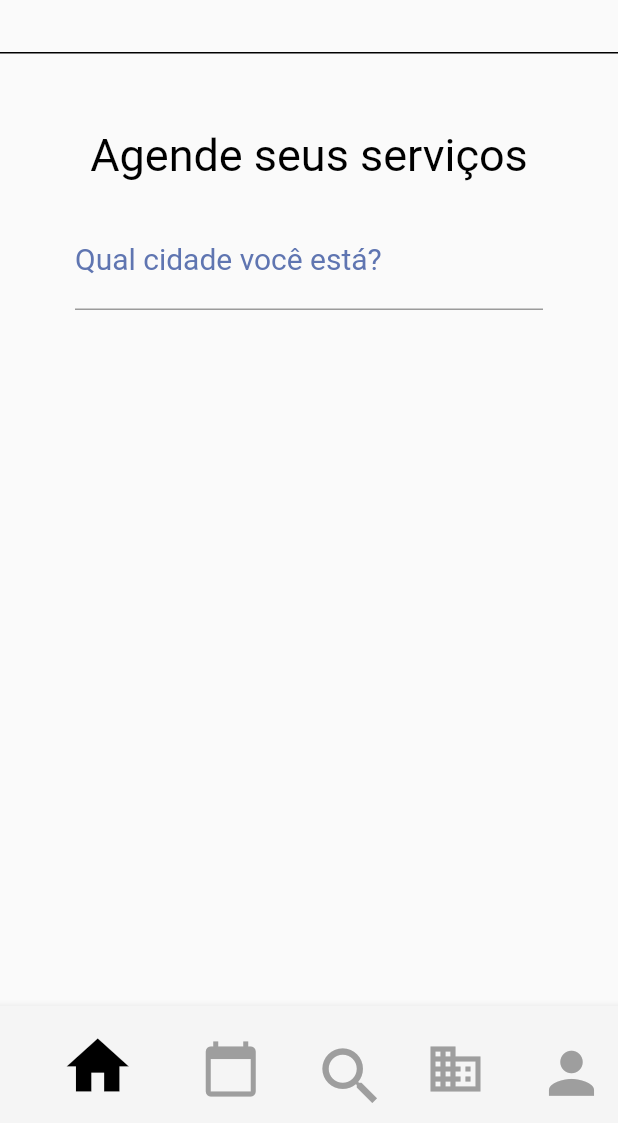
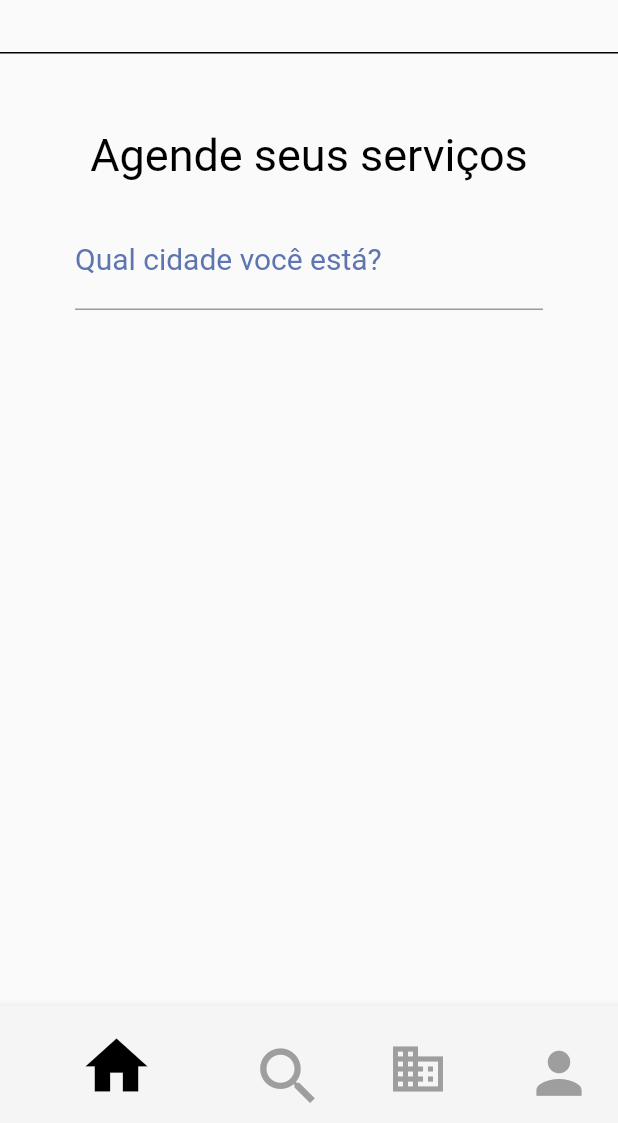
Before and after one commit to JoaoArrudaWarren/Agenda-Proway, a Flutter app: the FindService screen opened directly, on a phone screen of 412 x 824 dp, the part 113-1236 px from its top. Run offline on Flutter 3.47's test engine with Material 2 defaults, Android fonts, the phone set to English and light mode, and no system bars; our stand-ins replace table_calendar.

Commit message:
[change] refatorar navibar

```diff
--- a/lib/presenter/utils/bottom_navigation_page.dart
+++ b/lib/presenter/utils/bottom_navigation_page.dart
@@ -40,27 +40,27 @@ class BottonNavigationPage extends StatelessWidget {
           label: '',
           backgroundColor: Colors.grey.shade100,
         ),
-        BottomNavigationBarItem(
-          icon: IconButton(
-            onPressed: () {
-              Navigator.of(context).push(
-                MaterialPageRoute(
-                  builder: ((context) {
-                    return const Reservas();
-                  }),
-                ),
-              );
-            },
-            icon: const Icon(
-              Icons.calendar_today,
-              size: 40,
-            ),
-            color: paginaAtual == "Reservas()" ? Colors.black : Colors.grey,
-            hoverColor: Colors.grey.shade300,
-          ),
-          label: 'Reservs',
-          backgroundColor: Colors.white,
-        ),
+        // BottomNavigationBarItem(
+        //   icon: IconButton(
+        //     onPressed: () {
+        //       Navigator.of(context).push(
+        //         MaterialPageRoute(
+        //           builder: ((context) {
+        //             return const Reservas();
+        //           }),
+        //         ),
+        //       );
+        //     },
+        //     icon: const Icon(
+        //       Icons.calendar_today,
+        //       size: 40,
+        //     ),
+        //     color: paginaAtual == "Reservas()" ? Colors.black : Colors.grey,
+        //     hoverColor: Colors.grey.shade300,
+        //   ),
+        //   label: 'Reservs',
+        //   backgroundColor: Colors.white,
+        // ),
         BottomNavigationBarItem(
           icon: IconButton(
             onPressed: () {
```
Also changed, not shown: lib/presenter/explorer/widget/explorer_doctor.dart (+10 -1 lines).
